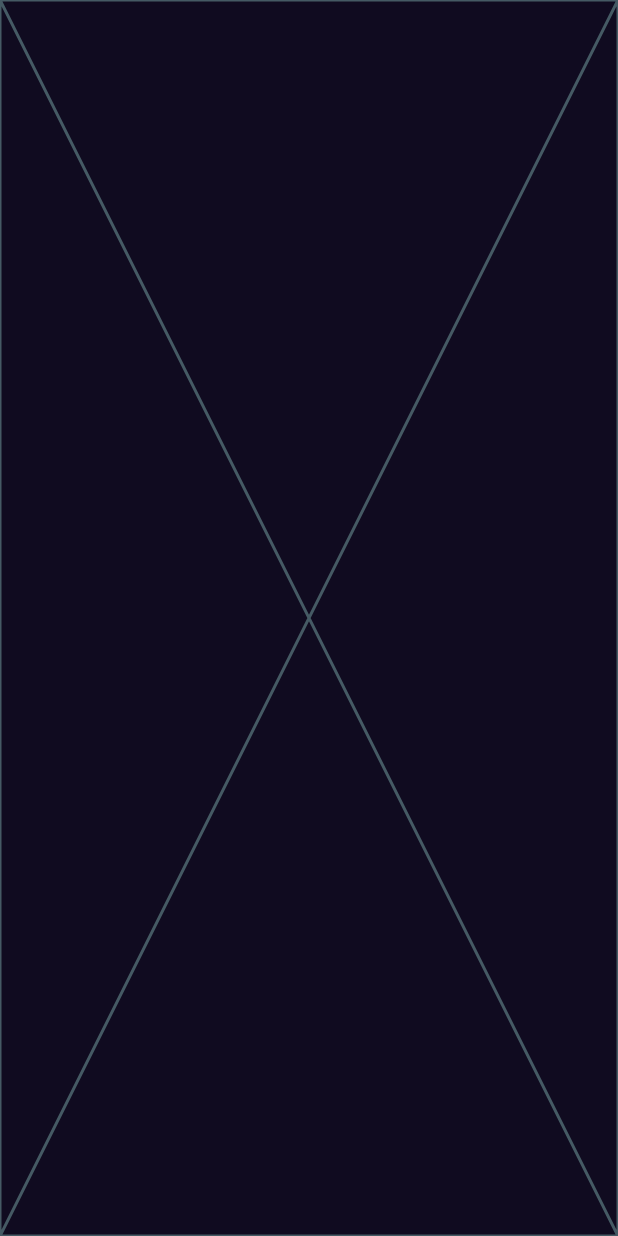
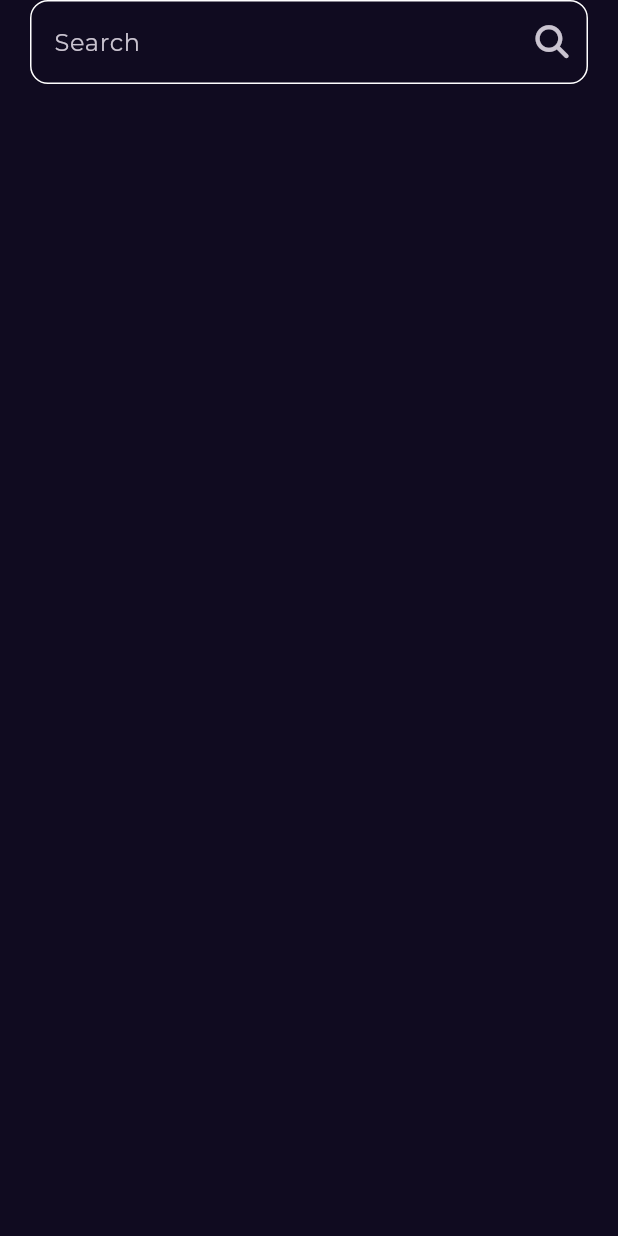
Before and after one commit to mohammed069/bookly, a Flutter app: the SearchView screen opened by its route, on a phone screen of 412 x 824 dp. Run offline on Flutter 3.47's test engine with Material 3 defaults, Android fonts, the phone set to English and light mode, and no system bars; our stand-ins replace font_awesome_flutter, go_router, google_fonts.

Commit message:
add search Text Field to searchView ^_^

```diff
--- a/lib/features/home/presentation/views/widgets/custom_app_bar.dart
+++ b/lib/features/home/presentation/views/widgets/custom_app_bar.dart
@@ -1,6 +1,8 @@
+import 'package:bookly/core/utils/app_router.dart';
 import 'package:bookly/core/utils/assets_data.dart';
 import 'package:flutter/material.dart';
 import 'package:font_awesome_flutter/font_awesome_flutter.dart';
+import 'package:go_router/go_router.dart';
 
 class CustomAppBar extends StatelessWidget {
   const CustomAppBar({super.key});
@@ -12,7 +14,9 @@ class CustomAppBar extends StatelessWidget {
         Image.asset(AssetsData.logo, height: 20),
         const Spacer(),
         IconButton(
-          onPressed: () {},
+          onPressed: () {
+            context.push(AppRouter.searchView);
+          },
           icon: Icon(
             FontAwesomeIcons.magnifyingGlass,
             size: 20,
--- /dev/null
+++ b/lib/features/serach/presentation/views/widgets/custom_search_text_field.dart
@@ -0,0 +1,28 @@
+import 'package:flutter/material.dart';
+import 'package:font_awesome_flutter/font_awesome_flutter.dart';
+
+class CustomSearchTextField extends StatelessWidget {
+  const CustomSearchTextField({super.key});
+
+  @override
+  Widget build(BuildContext context) {
+    return TextField(
+      decoration: InputDecoration(
+        enabledBorder: OutlineInputBorder(
+          borderSide: BorderSide(color: Colors.white),
+          borderRadius: BorderRadius.circular(12),
+        ),
+        focusedBorder: OutlineInputBorder(
+          borderSide: BorderSide(color: Colors.white),
+          borderRadius: BorderRadius.circular(12),
+        ),
+
+        hintText: 'Search',
+        suffixIcon: IconButton(
+          onPressed: () {},
+          icon: Icon(FontAwesomeIcons.magnifyingGlass, size: 22),
+        ),
+      ),
+    );
+  }
+}
--- a/lib/features/serach/presentation/views/widgets/search_view_body.dart
+++ b/lib/features/serach/presentation/views/widgets/search_view_body.dart
@@ -1,3 +1,4 @@
+import 'package:bookly/features/serach/presentation/views/widgets/custom_search_text_field.dart';
 import 'package:flutter/material.dart';
 
 class SearchViewBody extends StatelessWidget {
@@ -5,6 +6,9 @@ class SearchViewBody extends StatelessWidget {
 
   @override
   Widget build(BuildContext context) {
-    return const Placeholder();
+    return Padding(
+      padding: const EdgeInsets.symmetric(horizontal: 20.0),
+      child: const Column(children: [CustomSearchTextField()]),
+    );
   }
 }
```
